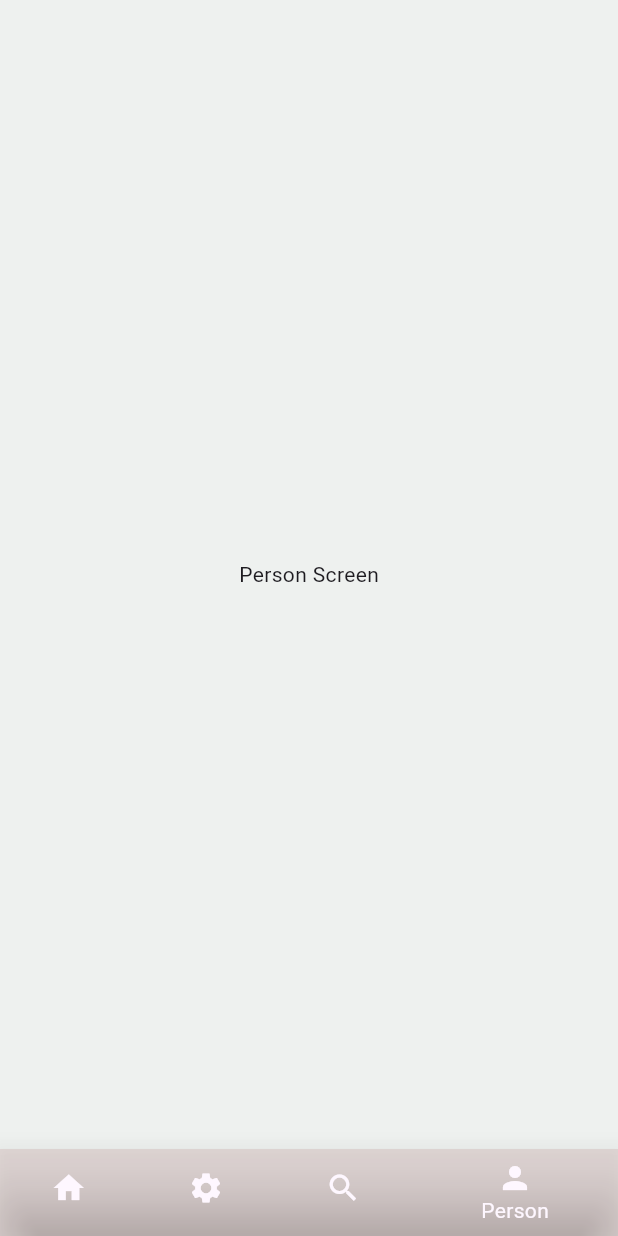
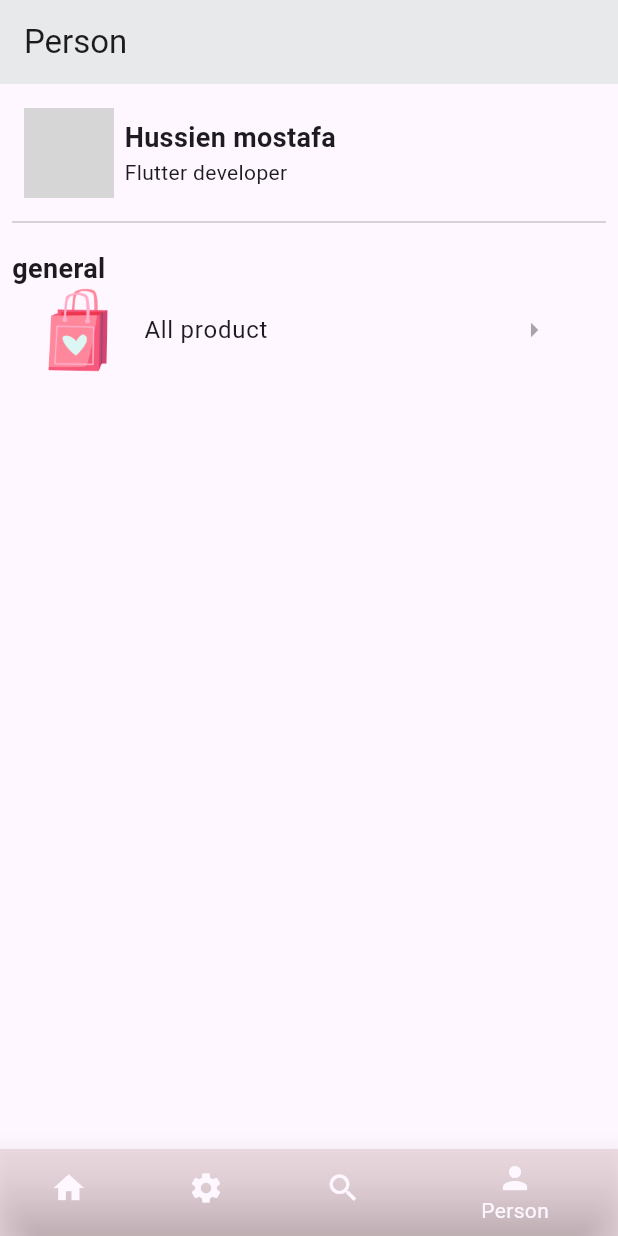
Before and after one commit to HussienAboSoker/shop_smart_users, a Flutter app: the screen it shows after launch, swiped to page 4, on a phone screen of 412 x 824 dp. Run offline on Flutter 3.47's test engine with Material 3 defaults, Android fonts, the phone set to English and light mode, and no system bars; our stand-ins replace shared_preferences; grey boxes are pictures that could not be loaded.

```diff
--- /dev/null
+++ b/devtools_options.yaml
@@ -0,0 +1 @@
+extensions:
--- a/lib/constans/appthem.dart
+++ b/lib/constans/appthem.dart
@@ -5,30 +5,34 @@ class AppThemes {
   static ThemeData themeData(
       {required bool isdarktheme, required BuildContext context}) {
     return ThemeData(
-      bottomNavigationBarTheme: BottomNavigationBarThemeData(
+      // bottomNavigationBarTheme: BottomNavigationBarThemeData(
 
-        backgroundColor:isdarktheme ? AppColors.darkprimary : AppColors.lightcardcolor ,
-      ),
-        iconTheme: IconThemeData(
-          color: isdarktheme ? AppColors.darkprimary : AppColors.lightcardcolor,
-        ),
-        navigationBarTheme: NavigationBarThemeData(
-          backgroundColor: isdarktheme
-              ? AppColors.darkscafuldcolor
-              : AppColors.lightscafuldcolor,
-        ),
-        scaffoldBackgroundColor: isdarktheme
+      //   backgroundColor:isdarktheme ? AppColors.darkprimary : AppColors.lightcardcolor ,
+      // ),
+        // iconTheme: IconThemeData(
+        //   color: isdarktheme ? AppColors.darkprimary : AppColors.lightcardcolor,
+        // ),
+        // navigationBarTheme: NavigationBarThemeData(
+        //   backgroundColor: isdarktheme
+        //       ? AppColors.darkscafuldcolor
+        //       : AppColors.lightscafuldcolor,
+        // ),
+        // scaffoldBackgroundColor: isdarktheme
+        //     ? AppColors.darkscafuldcolor
+        //     : AppColors.lightscafuldcolor,
+        brightness: isdarktheme ? Brightness.dark : Brightness.light,
+        //brightness: isdarktheme ? Brightness.dark : Brightness.light,
+        // cardColor:
+        //     isdarktheme ? AppColors.darkprimary : AppColors.lightcardcolor,
+        appBarTheme:  AppBarTheme(backgroundColor: isdarktheme
             ? AppColors.darkscafuldcolor
             : AppColors.lightscafuldcolor,
-        brightness: isdarktheme ? Brightness.dark : Brightness.light,
-        //brightness: isdarktheme ? Brightness.dark : Brightness.light,
-        cardColor:
-            isdarktheme ? AppColors.darkprimary : AppColors.lightcardcolor,
-        appBarTheme: const AppBarTheme(color: Color.fromARGB(49, 72, 49, 110)),
-        iconButtonTheme: IconButtonThemeData(
-            style: ButtonStyle(
-          iconColor:
-              MaterialStateProperty.all(Color.fromARGB(255, 97, 37, 113)),
-        )));
+            elevation: 1),
+        // iconButtonTheme: IconButtonThemeData(
+        //     style: ButtonStyle(
+        //   iconColor:
+        //       MaterialStateProperty.all(Color.fromARGB(255, 97, 37, 113)),
+        // )));
+    );
   }
 }
--- /dev/null
+++ b/lib/constans/imagepath.dart
@@ -0,0 +1,37 @@
+class ImagePath {
+  //bag
+  static String bagWish = "assets/images/bag/bag_wish.png";
+  static String orderSvg = "assets/images/bag/order_svg.png";
+  static String order = "assets/images/bag/order.png";
+  static String shoppingBaskt = "assets/images/bag/shopping_basket.png";
+  static String shopingPath = "assets/images/bag/shopping_cart.png";
+  static String shopingCart = "assets/images/bag/shopping_cart.png";
+  static String wishlist = "assets/images/bag/wishlist_svg.png";
+  //banner
+  static String banner1 = "assets/images/banners/banner1.png";
+  static String banner2 = "assets/images/banners/banner2.png";
+  //catgories
+  static String book = "assets/images/categories/book_img.png";
+  static String cosmetics = "assets/images/categories/cosmetics.png";
+  static String electronics = "assets/images/categories/electronics.png";
+  static String fashion = "assets/images/categories/fashion.png";
+  static String mobiles = "assets/images/categories/mobiles.png";
+  static String pc = "assets/images/categories/pc.png";
+  static String shapes = "assets/images/categories/shoes.png";
+  static String watch = "assets/images/categories/watch.png";
+  //profile
+  static String address = "assets/images/profile/address.png";
+  static String login = "assets/images/profile/login.png";
+  static String logout = "assets/images/profile/logout.png";
+  static String privacy = "assets/images/profile/privacy.png";
+  static String recent = "assets/images/profile/recent.png";
+  //
+  static String addressMap = "assets/images/address_map.png";
+  static String cloudy = "assets/images/cloudy.png";
+  static String emptySearch = "assets/images/empty_search.png";
+  static String error = "assets/images/error.png";
+  static String forgotPassword = "assets/images/forgot_password.jpg";
+  static String roundedMap = "assets/images/rounded_map.png";
+  static String successful = "assets/images/cloudy.png";
+  static String warning = "assets/images/warning.png";
+}
--- a/lib/screens/personscreen.dart
+++ b/lib/screens/personscreen.dart
@@ -1,10 +1,79 @@
 import 'package:flutter/material.dart';
+import 'package:shop_smart_users/constans/imagepath.dart';
+import 'package:shop_smart_users/widget/custom_list_title.dart';
+import 'package:shop_smart_users/widget/customtext.dart';
+import 'package:shop_smart_users/widget/title.dart';
 
 class PersonScreenPage extends StatelessWidget {
+  const PersonScreenPage({super.key});
+
   @override
   Widget build(BuildContext context) {
-    return Center(
-      child: Text('Person Screen'),
+    return Scaffold(
+      appBar: AppBar(
+        title: const Text("Person"),
+      ),
+      body: Padding(
+        padding: const EdgeInsets.all(8.0),
+        child: Column(
+          crossAxisAlignment: CrossAxisAlignment.start,
+          children: [
+            //image ,2 text(column), icon
+            Padding(
+              padding: const EdgeInsets.all(8.0),
+              child: Visibility(
+                visible: true,
+                child: Row(
+                  children: [
+                    Container(
+                      height: 60,
+                      width: 60,
+                      decoration: BoxDecoration(
+                        shape: BoxShape.circle,
+                        color: Colors.amber, //Theme.of(context).cardColor,
+                        //borderRadius: BorderRadius.circular(12),
+                        border: Border.all(
+                          color: Colors.black,
+                          //Theme.of(context).colorScheme.background ,
+                          // style: ,
+                          width: 3,
+                        ),
+                        image: const DecorationImage(
+                          image: AssetImage("assets/images/profile/recent.png "),
+                        ),
+                      ),
+                    ),
+                    const SizedBox(
+                      width: 7,
+                    ),
+                    const Column(
+                      crossAxisAlignment: CrossAxisAlignment.start,
+                      children: [
+                        CustomTitle(
+                          label: 'Hussien mostafa',
+                        ),
+                        CustomText(label: 'Flutter developer'),
+                      ],
+                    ),
+                  ],
+                ),
+              ),
+            ),
+            const Divider(
+              thickness: 1,
+            ),
+            const SizedBox(
+              height: 10,
+            ),
+           const CustomTitle(label: "general"),
+           CustomListTitle(
+            function: (){},
+            imagePath: ImagePath.bagWish,
+            title: 'All product',
+           ),
+          ],
+        ),
+      ),
     );
   }
 }
--- a/lib/screens/searchscreen.dart
+++ b/lib/screens/searchscreen.dart
@@ -1,13 +1,17 @@
 import 'package:flutter/material.dart';
+import 'package:shop_smart_users/constans/imagepath.dart';
+
+import 'package:shop_smart_users/widget/empty_screen.dart';
 
 class SearchScreenPage extends StatelessWidget {
+  const SearchScreenPage({super.key});
+
   @override
   Widget build(BuildContext context) {
-    return Column(
-      children: [
-      Image.asset("assets/images/empty_search.png ",
-      height: 30,width: 30,),
-      ],
+    return EmptySceen(
+      imagePath: ImagePath.emptySearch,
+      title: 'Empty search ',
+      subtitle: 'please seach ',
     );
   }
 }
--- /dev/null
+++ b/lib/widget/custom_list_title.dart
@@ -0,0 +1,24 @@
+import 'package:flutter/material.dart';
+import 'package:shop_smart_users/constans/imagepath.dart';
+
+class CustomListTitle extends StatelessWidget {
+  const CustomListTitle(
+      {super.key,
+      required this.title,
+      required this.function,
+      required this.imagePath});
+  final String title;
+  final Function function;
+  final String imagePath;
+  @override
+  Widget build(BuildContext context) {
+    return ListTile(
+      leading: Image.asset(imagePath),
+      title: Text(title),
+      trailing: IconButton(
+        icon: const Icon(Icons.arrow_right),
+        onPressed: function(),
+      ),
+    );
+  }
+}
--- a/lib/widget/customtext.dart
+++ b/lib/widget/customtext.dart
@@ -4,9 +4,9 @@ class CustomText extends StatelessWidget {
   const CustomText({
     super.key,
     required this.label,
-     this.fontSize=12,
+     this.fontSize=14,
     // this.decoration=Decoration,
-     this.fontWeight=FontWeight.normal,
+     this.fontWeight=FontWeight.bold,
   });
   final String label;
   final double fontSize;
--- a/lib/widget/title.dart
+++ b/lib/widget/title.dart
@@ -1,7 +1,7 @@
 import 'package:flutter/material.dart';
 
-class Title extends StatelessWidget {
-  const Title({
+class CustomTitle extends StatelessWidget {
+  const CustomTitle({
     super.key,
     required this.label,
      this.fontSize=12,
--- a/pubspec.yaml
+++ b/pubspec.yaml
@@ -62,6 +62,11 @@ flutter:
   # To add assets to your application, add an assets section, like this:
   assets:
     - assets/images/
+    - assets/images/profile/
+    - assets/images/categories/
+    - assets/images/banners/
+    - assets/images/bag/
+
 
 
   # An image asset can refer to one or more resolution-specific "variants", see
```
Also changed, not shown: assets/images/cloudy.png (added).
